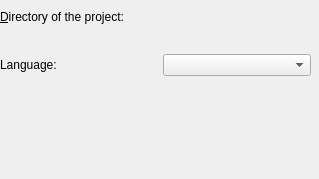
KDE/umbrello, file umbrello/dialogs/importprojectdlgbase.ui: the form before one commit.
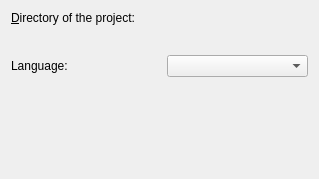
The form after the commit. Custom widgets are drawn as their Qt base class.

Diff of the .ui file:
```diff
--- a/umbrello/dialogs/importprojectdlgbase.ui
+++ b/umbrello/dialogs/importprojectdlgbase.ui
@@ -9,15 +9,6 @@
     <height>179</height>
    </rect>
   </property>
-  <widget class="QWidget" name="verticalLayout" >
-   <property name="geometry" >
-    <rect>
-     <x>0</x>
-     <y>10</y>
-     <width>311</width>
-     <height>161</height>
-    </rect>
-   </property>
    <layout class="QVBoxLayout" >
     <item>
      <layout class="QVBoxLayout" >
@@ -89,27 +80,7 @@
       </property>
      </spacer>
     </item>
-    <item>
-     <layout class="QHBoxLayout" >
-      <property name="spacing" >
-       <number>6</number>
-      </property>
-      <property name="leftMargin" >
-       <number>0</number>
-      </property>
-      <property name="topMargin" >
-       <number>0</number>
-      </property>
-      <property name="rightMargin" >
-       <number>0</number>
-      </property>
-      <property name="bottomMargin" >
-       <number>0</number>
-      </property>
-     </layout>
-    </item>
-   </layout>
-  </widget>
+  </layout>
  </widget>
  <customwidgets>
   <customwidget>
```
Lines whose indentation alone changed are shown as unchanged.
